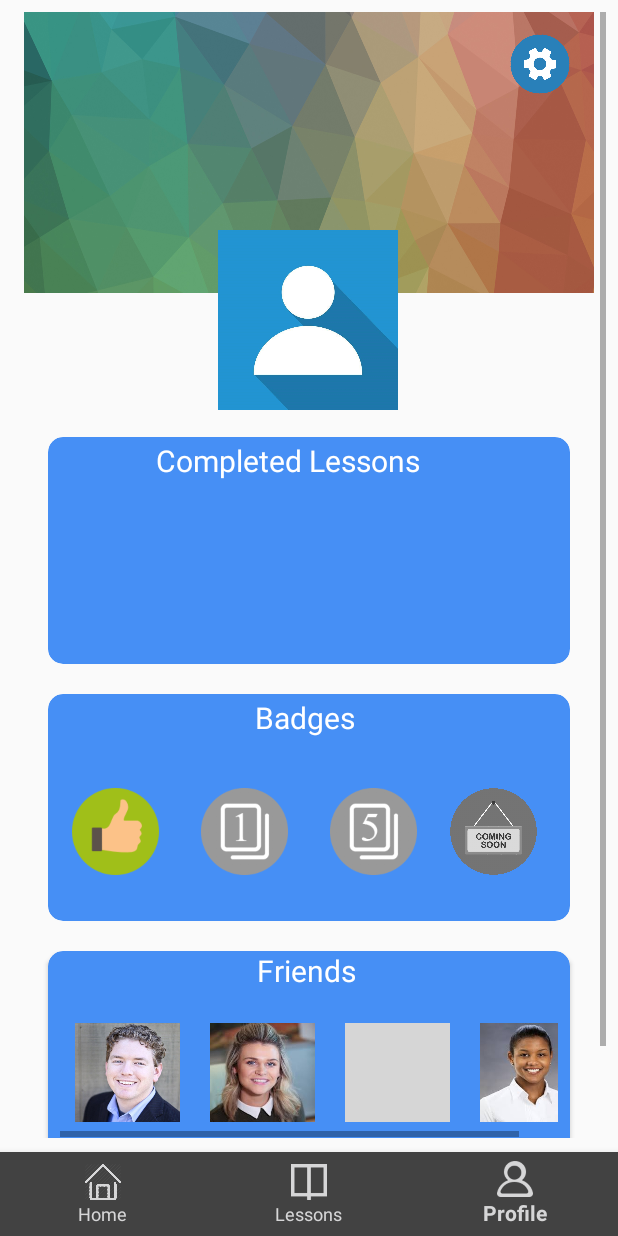
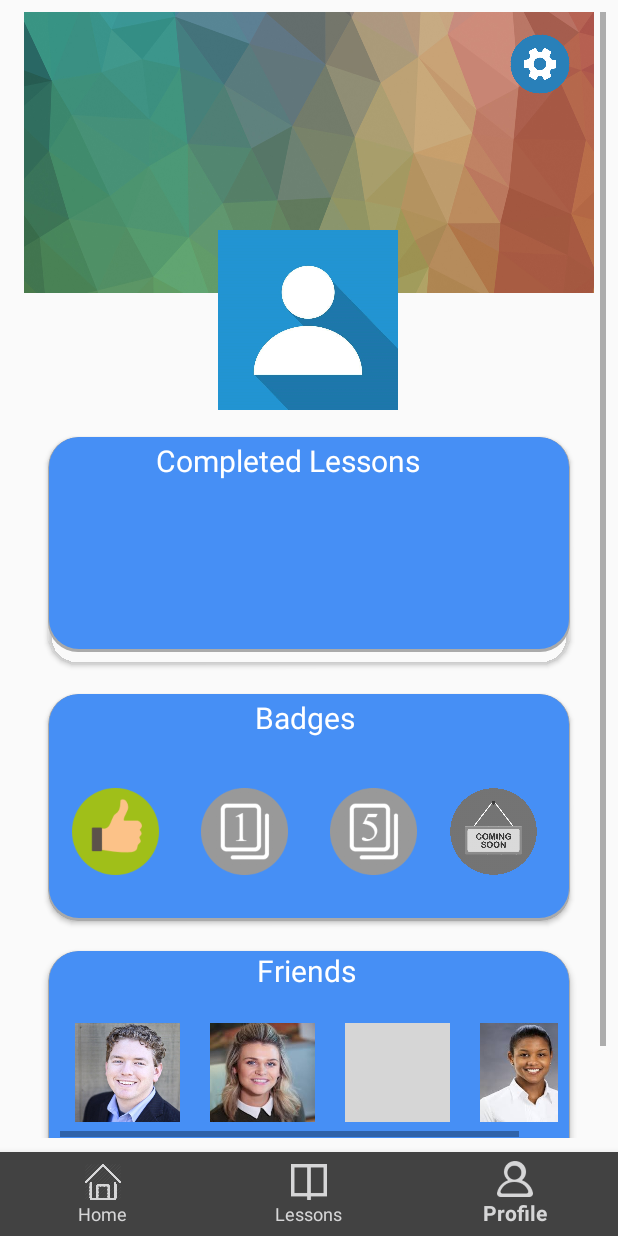
Before and after one commit to matt9080/Gapt2019, an Android app: the screen it shows after launch once a user with an empty profile is signed in (MainFunctionsActivity), item 3 of the bottom bar chosen, on a phone screen of 412 x 824 dp. Run offline under Robolectric (Android 15) with nearby library versions, the phone set to English and light mode, and no system bars; our stand-ins replace Firebase (no records; nobody signed in at launch, a user with empty details on screens opened directly), Picasso; grey boxes are pictures that could not be loaded.

Commit message:
ui changes

```diff
--- a/app/src/main/res/layout/fragment_profile.xml
+++ b/app/src/main/res/layout/fragment_profile.xml
@@ -126,8 +126,8 @@
                 android:layout_width="348dp"
                 android:layout_height="151dp"
                 android:layout_margin="10dp"
-                app:cardBackgroundColor="#468FF5"
-                app:cardCornerRadius="10dp"
+                app:cardBackgroundColor="#00FFFFFF"
+                app:cardCornerRadius="20dp"
                 app:layout_constraintBottom_toTopOf="@+id/cardView7"
                 app:layout_constraintEnd_toEndOf="@+id/cardView7"
                 app:layout_constraintStart_toStartOf="@+id/cardView7"
@@ -135,7 +135,8 @@
 
                 <android.support.constraint.ConstraintLayout
                     android:layout_width="match_parent"
-                    android:layout_height="match_parent">
+                    android:layout_height="match_parent"
+                    android:background="@drawable/rounded_corner">
 
                     <TextView
                         android:id="@+id/textView14"
@@ -214,8 +215,8 @@
                 android:layout_margin="10dp"
                 android:layout_marginStart="15dp"
                 android:layout_marginEnd="10dp"
-                app:cardBackgroundColor="#468FF5"
-                app:cardCornerRadius="10dp"
+                app:cardBackgroundColor="#00FFFFFF"
+                app:cardCornerRadius="20dp"
                 app:layout_constraintBottom_toBottomOf="parent"
                 app:layout_constraintEnd_toEndOf="parent"
                 app:layout_constraintStart_toStartOf="parent"
@@ -223,7 +224,8 @@
 
                 <android.support.constraint.ConstraintLayout
                     android:layout_width="match_parent"
-                    android:layout_height="match_parent">
+                    android:layout_height="match_parent"
+                    android:background="@drawable/rounded_corner">
 
                     <TextView
                         android:id="@+id/textView16"
@@ -321,9 +323,9 @@
                 android:layout_width="348dp"
                 android:layout_height="151dp"
                 android:layout_margin="10dp"
-                android:layout_marginTop="24dp"
-                app:cardBackgroundColor="#468FF5"
-                app:cardCornerRadius="10dp"
+                android:layout_marginTop="32dp"
+                app:cardBackgroundColor="#00FFFFFF"
+                app:cardCornerRadius="20dp"
                 app:layout_constraintBottom_toTopOf="@+id/cardView5"
                 app:layout_constraintEnd_toEndOf="@+id/cardView5"
                 app:layout_constraintStart_toStartOf="@+id/cardView5"
@@ -333,6 +335,7 @@
                     android:layout_width="match_parent"
                     android:layout_height="match_parent"
                     android:layout_marginBottom="8dp"
+                    android:background="@drawable/rounded_corner"
                     app:layout_constraintBottom_toBottomOf="parent">
 
                     <TextView
--- a/app/src/main/res/layout/signup_view.xml
+++ b/app/src/main/res/layout/signup_view.xml
@@ -29,7 +29,7 @@
         android:layout_marginEnd="93dp"
         android:background="@drawable/signin_button"
         android:text="SIGN UP"
-        android:textColor="@color/common_google_signin_btn_text_light"
+        android:textColor="@color/white"
         android:textSize="24sp"
         app:layout_constraintBottom_toBottomOf="parent"
         app:layout_constraintEnd_toEndOf="parent"
@@ -93,6 +93,7 @@
         android:textSize="24sp"
         app:layout_constraintBottom_toTopOf="@+id/btn_su"
         app:layout_constraintEnd_toEndOf="parent"
+        app:layout_constraintHorizontal_bias="0.518"
         app:layout_constraintStart_toStartOf="parent"
         app:layout_constraintTop_toBottomOf="@+id/email_textbox" />
 
```
Also changed, not shown: app/src/main/res/layout/login_view.xml (+14 -6 lines).
